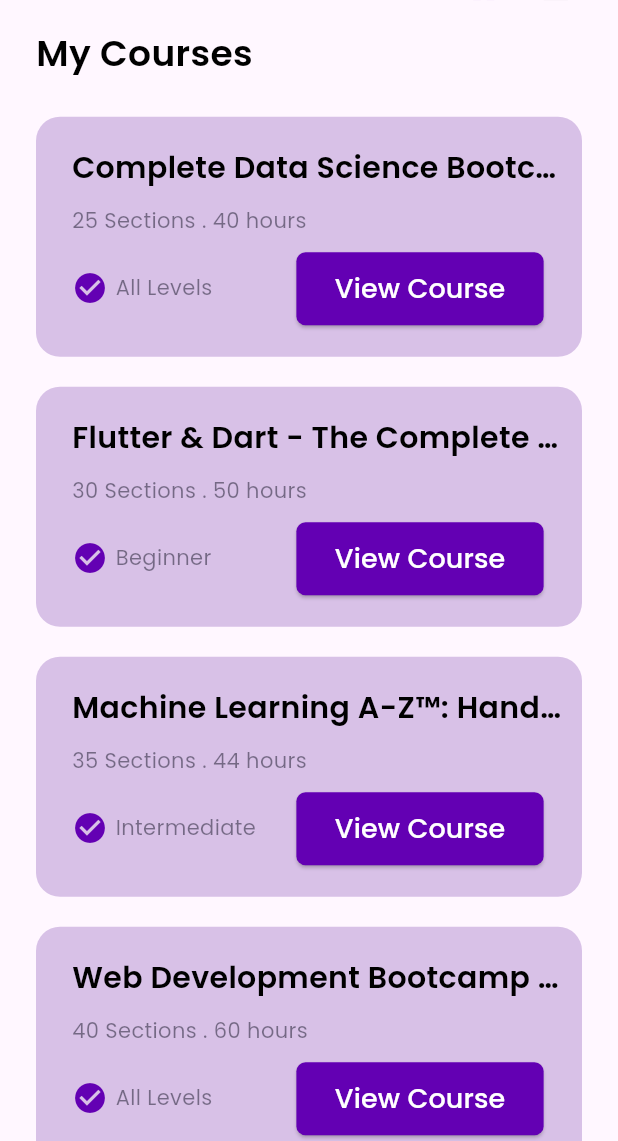
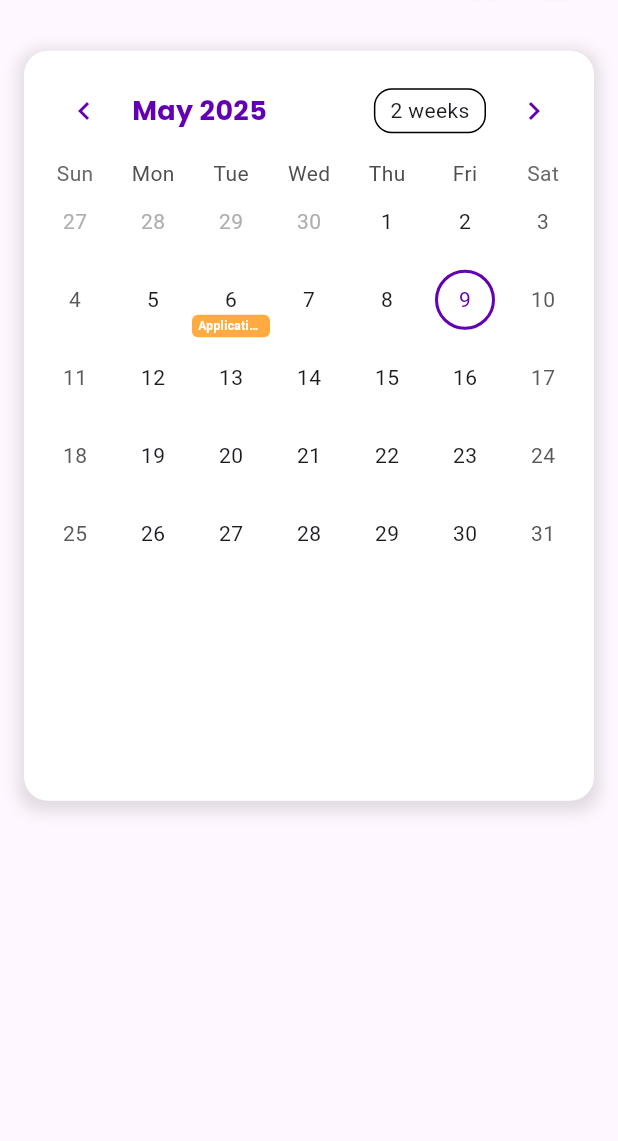
Before and after one commit to omar-dev0/hireny, a Flutter app: the screen it shows after launch, on a phone screen of 412 x 824 dp, the part 95-1236 px from its top. Run offline on Flutter 3.47's test engine with Material 3 defaults, Android fonts, the phone set to English and light mode, and no system bars; drawn by our look-alikes of table_calendar; our stand-ins replace bloc, dropdown_button2, file_picker, flutter_bloc, flutter_screenutil, get_it and 5 more.

Commit message:
calender

```diff
--- a/lib/features/profile/presentation/manager/my_courses_cubit.dart
+++ b/lib/features/profile/presentation/manager/my_courses_cubit.dart
@@ -1,3 +1,6 @@
+import 'dart:ui';
+
+import 'package:flutter/material.dart';
 import 'package:injectable/injectable.dart';
 import 'package:bloc/bloc.dart';
 import 'package:meta/meta.dart';
@@ -70,6 +73,7 @@ class MyCoursesCubit extends Cubit<MyCoursesState> {
     },
   ];
 
+
   List<Map<String, dynamic>> getMyCourses()
   {
     emit(MyCoursesSuccess());
--- /dev/null
+++ b/lib/features/profile/presentation/views/widgets/calender_view.dart
@@ -0,0 +1,159 @@
+import 'package:flutter/material.dart';
+import 'package:hireny/features/profile/presentation/views/widgets/customAppBar.dart';
+import 'package:hireny/utils/constants/app_colors.dart';
+import 'package:hireny/utils/constants/app_fonts.dart';
+import 'package:table_calendar/table_calendar.dart';
+import '../../../../../core/widgets/sideBar.dart';
+import 'Dialog.dart';
+
+
+class CalenderView extends StatefulWidget {
+  const CalenderView({super.key});
+
+  @override
+  State<CalenderView> createState() => _CalenderViewState();
+}
+
+class _CalenderViewState extends State<CalenderView> {
+  DateTime _focusedDay = DateTime.now();
+  DateTime? _selectedDay;
+
+
+  final Map<DateTime, List<String>> _events = {
+    DateTime(2025, 5, 6): ['Application deadline at 14:30'],
+  };
+
+
+  List<String> _getEventsForDay(DateTime day) {
+    return _events[DateTime(day.year, day.month, day.day)] ?? [];
+  }
+
+
+  Color _getEventColor(String event) {
+    if (event.contains('Interview')) return Colors.lightBlue;
+    if (event.contains('Application')) return Colors.orangeAccent;
+    if (event.contains('Job Fair')) return Colors.blueGrey;
+    return Colors.purple;
+  }
+
+  // Modified _addEventDialog to work with List<String> instead of List<Map<String, String>>
+  void _addEventDialog(DateTime selectedDay) {
+    TextEditingController eventController = TextEditingController();
+
+    showDialog(
+      context: context,
+      builder: (context) {
+        return StatefulBuilder(
+          builder: (context, setState) {
+            return eventDialog(
+                selectedDay: selectedDay,
+                events: _events,
+                eventController: eventController);
+          },
+        );
+      },
+    );
+  }
+
+
+  @override
+  void initState() {
+    super.initState();
+    _focusedDay = DateTime.now();
+    _selectedDay = _focusedDay;
+  }
+
+  @override
+  Widget build(BuildContext context) {
+    return Scaffold(
+      drawer: SideBar(),
+      appBar: CustomAppBar(colored: false),
+      body: Container(
+        height: 500,
+        margin: EdgeInsets.all(16),
+        padding: EdgeInsets.all(8),
+        decoration: BoxDecoration(
+          color: Colors.white,
+          borderRadius: BorderRadius.circular(16),
+          boxShadow: [
+            BoxShadow(
+              color: Colors.grey.withOpacity(0.3),
+              spreadRadius: 4,
+              blurRadius: 8,
+              offset: Offset(0, 3),
+            ),
+          ],
+        ),
+        child: TableCalendar(
+          firstDay: DateTime.utc(2020, 1, 1),
+          lastDay: DateTime.utc(2030, 12, 31),
+          focusedDay: _focusedDay,
+          selectedDayPredicate: (day) => isSameDay(_selectedDay, day),
+          onDaySelected: (selectedDay, focusedDay) {
+            setState(() {
+              if (_selectedDay != null && isSameDay(_selectedDay, selectedDay)) {
+                _selectedDay = null; // Deselect if clicked again
+              } else {
+                _selectedDay = selectedDay;
+              }
+              _focusedDay = focusedDay;
+            });
+            _addEventDialog(selectedDay);
+          },
+          eventLoader: _getEventsForDay,
+          calendarBuilders: CalendarBuilders(
+              markerBuilder: (context, date, events) {
+                if (events.isEmpty) return SizedBox.shrink();
+                final eventList = _getEventsForDay(date);
+                return Column(
+                  mainAxisAlignment: MainAxisAlignment.end,
+                  children: eventList.take(2).map((event) {
+                    return Container(
+                      margin: EdgeInsets.symmetric(vertical: 1),
+                      padding: EdgeInsets.symmetric(horizontal: 4, vertical: 2),
+                      decoration: BoxDecoration(
+                        color: _getEventColor(event),
+                        borderRadius: BorderRadius.circular(4),
+                      ),
+                      child: Text(
+                        event,
+                        style: TextStyle(
+                          fontSize: 8,
+                          color: Colors.white,
+                          fontWeight: FontWeight.bold,
+                        ),
+                        overflow: TextOverflow.ellipsis,
+                      ),
+                    );
+                  }).toList(),
+                );
+              }
+          ),
+          calendarFormat: CalendarFormat.month,
+          calendarStyle: CalendarStyle(
+            selectedDecoration: BoxDecoration(
+              shape: BoxShape.circle,
+              border: Border.all(color: AppColors.primary, width: 2),
+              color: Colors.transparent,
+            ),
+            selectedTextStyle: TextStyle(color: AppColors.primary),
+            todayDecoration: BoxDecoration(
+              color: AppColors.primary,
+              shape: BoxShape.circle,
+            ),
+          ),
+          headerStyle: HeaderStyle(
+            titleTextStyle: AppFonts.secMain.copyWith(
+              fontWeight: FontWeight.bold,
+              color: AppColors.primary,
+            ),
+            leftChevronIcon:
+            Icon(Icons.chevron_left, color: AppColors.primary),
+            rightChevronIcon:
+            Icon(Icons.chevron_right, color: AppColors.primary),
+          ),
+        ),
+      ),
+    );
+  }
+}
--- a/lib/routes/app_routes.dart
+++ b/lib/routes/app_routes.dart
@@ -3,6 +3,7 @@ import 'package:flutter_bloc/flutter_bloc.dart';
 import 'package:hireny/features/profile/presentation/manager/my_courses_cubit.dart';
 import 'package:hireny/features/profile/presentation/views/course_details_view.dart';
 import 'package:hireny/features/profile/presentation/views/my_courses_view.dart';
+import 'package:hireny/features/profile/presentation/views/widgets/calender_view.dart';
 import 'package:hireny/routes/page_route.dart';
 import 'package:hireny/utils/di/di.dart';
 import '../features/auth/view/login/login_screen.dart';
@@ -54,6 +55,8 @@ abstract class AppRoutes {
         );
       case PagesRoute.courseDetails:
         return MaterialPageRoute(builder: (_) => CourseDetailsView());
+      case PagesRoute.calender:
+        return MaterialPageRoute(builder: (_) => CalenderView());
       default:
         return MaterialPageRoute(
           builder:
--- a/lib/routes/page_route.dart
+++ b/lib/routes/page_route.dart
@@ -6,7 +6,8 @@ abstract class PagesRoute{
   static const String errorScreen = "/ErrorScreen";
   static const String salaryInsightes = "/SalaryInsightsScreen";
   static const String thankYou = "/ThankYouScreen";
-  static const String myCourses = "/";
+  static const String myCourses = "/MyCoursesView";
   static const String courseDetails = "/CourseDetailsView";
+  static const String calender = "/";
 
 }
--- a/pubspec.yaml
+++ b/pubspec.yaml
@@ -12,6 +12,7 @@ environment:
 dependencies:
   flutter:
     sdk: flutter
+  table_calendar: ^3.0.9
 
 
   cupertino_icons: ^1.0.8
```
Also changed, not shown: lib/features/profile/presentation/views/widgets/Dialog.dart (added, +141 -0 lines), pubspec.lock.
